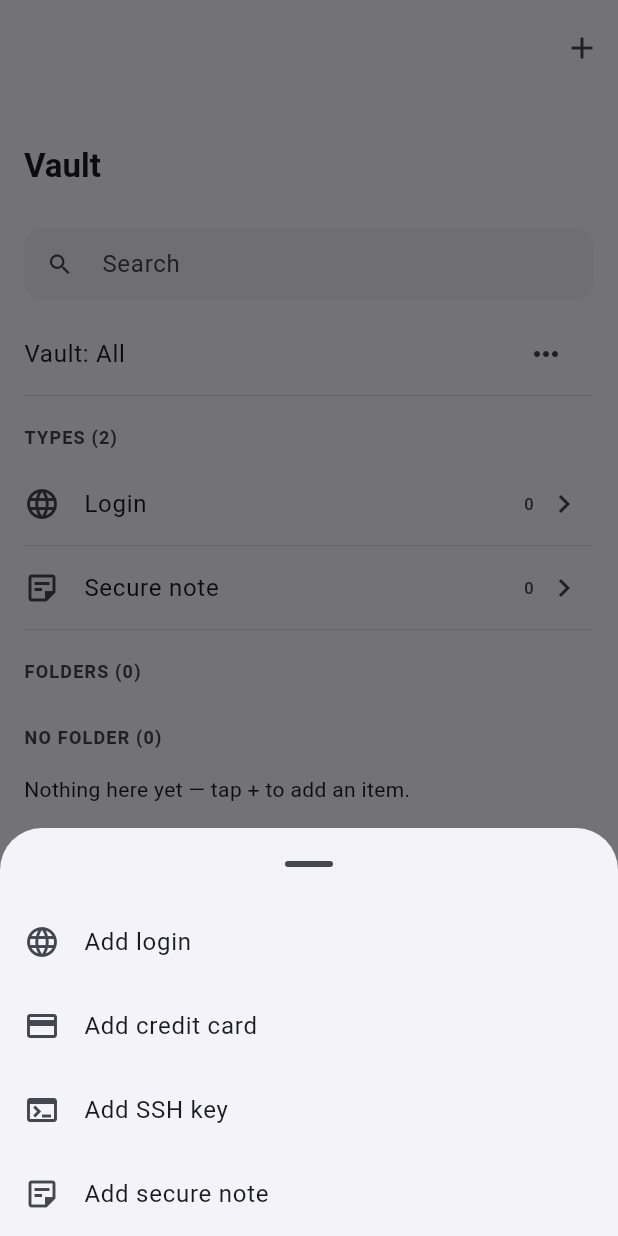
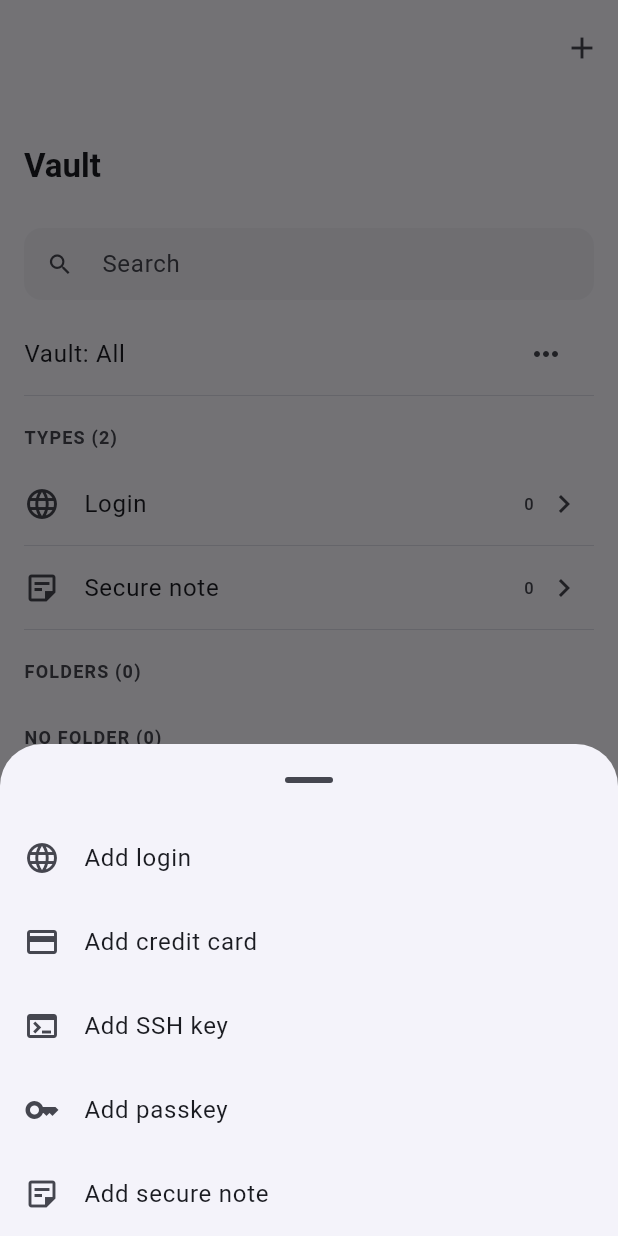
Before and after one commit to breaking-bash/securevault, a Flutter app: the _VaultTab screen opened directly, after a tap on the "add" icon, on a phone screen of 412 x 824 dp. Run offline on Flutter 3.47's test engine with Material 3 defaults, Android fonts, the phone set to English and light mode, and no system bars; our stand-ins replace flutter_secure_storage, local_auth, qr_flutter, sqflite_common_ffi; missing offline and left inert: base32, cryptography, local_auth_android, mobile_scanner, otp; accounts and stored records are empty.

Commit message:
Add passkey item type and document new features
Co-authored-by: Copilot App <223556219+Copilot@users.noreply.github.com>

```diff
--- a/lib/models/vault_entry.dart
+++ b/lib/models/vault_entry.dart
@@ -1,5 +1,5 @@
 /// Kinds of items a [VaultEntry] can represent.
-enum EntryType { login, card, ssh }
+enum EntryType { login, card, ssh, passkey }
 
 /// Keys used in [VaultEntry.extra] for non-login item types.
 class EntryFields {
@@ -12,6 +12,9 @@ class EntryFields {
   static const privateKey = 'privateKey';
   static const fingerprint = 'fingerprint';
   static const passphrase = 'passphrase';
+  static const rpId = 'rpId';
+  static const passkeyUser = 'passkeyUser';
+  static const credentialId = 'credentialId';
 }
 
 /// A login, credit card or SSH key stored in the vault.
@@ -46,6 +49,8 @@ class VaultEntry {
         return n.length >= 4 ? '•••• ${n.substring(n.length - 4)}' : '';
       case EntryType.ssh:
         return extra[EntryFields.fingerprint] ?? '';
+      case EntryType.passkey:
+        return extra[EntryFields.passkeyUser] ?? extra[EntryFields.rpId] ?? '';
     }
   }
 
--- a/lib/ui/screens/home_screen.dart
+++ b/lib/ui/screens/home_screen.dart
@@ -135,6 +135,16 @@ class _VaultTabState extends State<_VaultTab> {
                 Navigator.of(context).push(MaterialPageRoute(
                     builder: (_) =>
                         const EntryEditScreen(newType: EntryType.ssh)));
+              },
+            ),
+            ListTile(
+              leading: const Icon(Icons.key),
+              title: const Text('Add passkey'),
+              onTap: () {
+                Navigator.pop(context);
+                Navigator.of(context).push(MaterialPageRoute(
+                    builder: (_) =>
+                        const EntryEditScreen(newType: EntryType.passkey)));
               },
             ),
             ListTile(
@@ -447,6 +457,7 @@ class _EntryRow extends StatelessWidget {
               switch (entry.type) {
                 EntryType.card => Icons.credit_card_outlined,
                 EntryType.ssh => Icons.terminal_outlined,
+                EntryType.passkey => Icons.key,
                 EntryType.login => Icons.language_outlined,
               },
               color: scheme.onSurfaceVariant),
```
Also changed, not shown: lib/ui/screens/entry_detail_screen.dart (+9 -0 lines), lib/ui/screens/entry_edit_screen.dart (+21 -0 lines), 1 other file.
